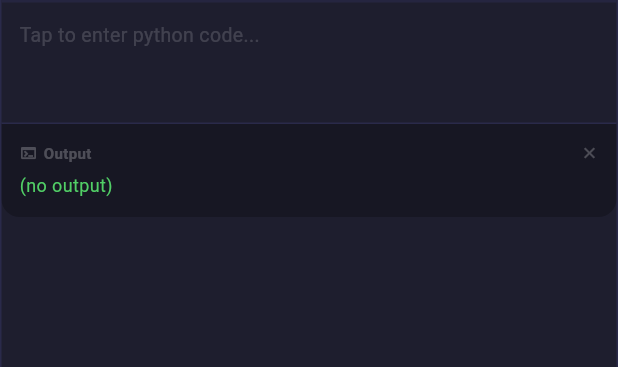
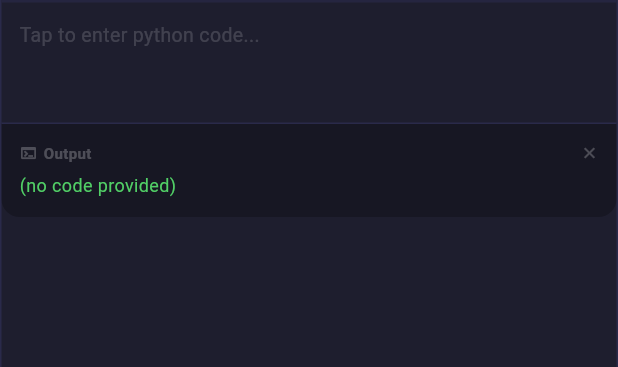
Before and after one commit to EmperorNumerius/NumeiusNotes, a Flutter app: the CodeBlockWidget widget shown alone on an empty page, opened directly with empty values, after a tap on "Run", on a phone screen of 412 x 824 dp. Shown: the part 56-423 px from the top of the screen. Run offline on Flutter 3.47's test engine with Material 3 defaults, Android fonts, the phone set to English and light mode, and no system bars; our stand-ins replace audioplayers, file_picker, flutter_highlight, speech_to_text; missing offline and left inert: flutter_math_fork, pdfrx, record; Roboto replaces fonts that are missing (Consolas, Segoe UI).

Commit message:
Improve code block autocomplete and multiline mock execution

```diff
--- a/lib/services/code_runner_service.dart
+++ b/lib/services/code_runner_service.dart
@@ -52,20 +52,43 @@ class CodeRunnerService {
   static Future<CodeResult> _mockExecute(String code, String language) async {
     await Future.delayed(const Duration(milliseconds: 500));
 
+    final trimmed = code.trim();
+    if (trimmed.isEmpty) {
+      return CodeResult(stdout: '(no code provided)', stderr: '', exitCode: 0);
+    }
+
     if (language == 'python') {
-      // Simple mock: detect print statements
-      final printRegex = RegExp(r'''print\((.*?)\)''');
-      final matches = printRegex.allMatches(code);
-      final output = matches.map((m) {
-        var arg = m.group(1) ?? '';
-        // Strip quotes
-        if ((arg.startsWith('"') && arg.endsWith('"')) ||
-            (arg.startsWith("'") && arg.endsWith("'"))) {
-          arg = arg.substring(1, arg.length - 1);
-        }
-        return arg;
-      }).join('\n');
-      return CodeResult(stdout: output.isEmpty ? '(no output)' : output, stderr: '', exitCode: 0);
+      return _mockPythonExecute(code);
+    }
+
+    if (language == 'javascript') {
+      final logRegex = RegExp(r'''console\.log\((.*?)\)''', multiLine: true);
+      final logs = logRegex
+          .allMatches(code)
+          .map((match) => _stripWrappedQuotes((match.group(1) ?? '').trim()))
+          .where((line) => line.isNotEmpty)
+          .toList();
+
+      return CodeResult(
+        stdout: logs.isEmpty ? '(no output)' : logs.join('\n'),
+        stderr: '',
+        exitCode: 0,
+      );
+    }
+
+    if (language == 'cpp') {
+      final coutRegex = RegExp(r'''cout\s*<<\s*(.*?)\s*;''', multiLine: true);
+      final lines = coutRegex
+          .allMatches(code)
+          .map((match) => _stripWrappedQuotes((match.group(1) ?? '').trim()))
+          .where((line) => line.isNotEmpty)
+          .toList();
+
+      return CodeResult(
+        stdout: lines.isEmpty ? '[Mock] C++ code parsed. No cout output found.' : lines.join('\n'),
+        stderr: '',
+        exitCode: 0,
+      );
     }
 
     return CodeResult(
@@ -73,6 +96,64 @@ class CodeRunnerService {
       stderr: '',
       exitCode: 0,
     );
+  }
+
+  static CodeResult _mockPythonExecute(String code) {
+    final variables = <String, String>{};
+    final output = <String>[];
+
+    final lines = code
+        .split('\n')
+        .map((line) => line.trim())
+        .where((line) => line.isNotEmpty && !line.startsWith('#'));
+
+    for (final line in lines) {
+      final assignment = RegExp(r'''^([a-zA-Z_]\w*)\s*=\s*(.+)$''').firstMatch(line);
+      if (assignment != null) {
+        final variable = assignment.group(1)!;
+        final valueExpr = assignment.group(2)!.trim();
+        variables[variable] = _resolvePythonValue(valueExpr, variables);
+        continue;
+      }
+
+      final printMatch = RegExp(r'''^print\((.*)\)$''').firstMatch(line);
+      if (printMatch != null) {
+        final expression = printMatch.group(1)?.trim() ?? '';
+        final resolved = _resolvePythonValue(expression, variables);
+        output.add(resolved);
+      }
+    }
+
+    return CodeResult(
+      stdout: output.isEmpty ? '(no output)' : output.join('\n'),
+      stderr: '',
+      exitCode: 0,
+    );
+  }
+
+  static String _resolvePythonValue(String expression, Map<String, String> variables) {
+    final raw = expression.trim();
+    if (raw.isEmpty) return '';
+
+    if (variables.containsKey(raw)) {
+      return variables[raw]!;
+    }
+
+    if (raw.contains('+')) {
+      final parts = raw.split('+').map((part) => part.trim()).toList();
+      return parts.map((part) => _resolvePythonValue(part, variables)).join();
+    }
+
+    return _stripWrappedQuotes(raw);
+  }
+
+  static String _stripWrappedQuotes(String value) {
+    final trimmed = value.trim();
+    if ((trimmed.startsWith('"') && trimmed.endsWith('"')) ||
+        (trimmed.startsWith("'") && trimmed.endsWith("'"))) {
+      return trimmed.substring(1, trimmed.length - 1);
+    }
+    return trimmed;
   }
 }
 
--- a/lib/widgets/code_block.dart
+++ b/lib/widgets/code_block.dart
@@ -26,6 +26,59 @@ class _CodeBlockWidgetState extends State<CodeBlockWidget> {
   bool _isRunning = false;
   bool _showOutput = false;
   bool _isEditing = false;
+
+  static const Map<String, List<String>> _languageSuggestions = {
+    'python': [
+      'print()',
+      'def',
+      'class',
+      'import',
+      'for',
+      'while',
+      'if',
+      'elif',
+      'else',
+      'return',
+      'len()',
+      'range()',
+      'list',
+      'dict',
+      'try',
+      'except',
+    ],
+    'javascript': [
+      'console.log()',
+      'function',
+      'const',
+      'let',
+      'var',
+      'if',
+      'else',
+      'for',
+      'while',
+      'return',
+      'async',
+      'await',
+      'Array',
+      'Object',
+      'map()',
+      'filter()',
+    ],
+    'cpp': [
+      '#include <iostream>',
+      'int main()',
+      'std::cout <<',
+      'std::cin >>',
+      'if',
+      'else',
+      'for',
+      'while',
+      'return 0;',
+      'std::vector',
+      'std::string',
+      'using namespace std;',
+    ],
+  };
 
   @override
   void initState() {
@@ -184,9 +237,64 @@ class _CodeBlockWidgetState extends State<CodeBlockWidget> {
                 ? Container(
                     constraints: const BoxConstraints(minHeight: 80),
                     padding: const EdgeInsets.all(12),
-                    child: TextField(
-                      controller: _controller,
+                    child: RawAutocomplete<String>(
+                      textEditingController: _controller,
+                      optionsBuilder: (textEditingValue) {
+                        final input = textEditingValue.text;
+                        final cursorIndex = textEditingValue.selection.baseOffset;
+                        if (input.isEmpty || cursorIndex < 0) {
+                          return const Iterable<String>.empty();
+                        }
+
+                        final prefixText = input.substring(0, cursorIndex);
+                        final token = prefixText.split(RegExp(r'[\s\(\)\{\}\[\],;]')).last;
+                        if (token.isEmpty) {
+                          return const Iterable<String>.empty();
+                        }
+
+                        final suggestions =
+                            _languageSuggestions[widget.block.language] ?? const [];
+                        return suggestions.where(
+                          (option) => option.toLowerCase().startsWith(token.toLowerCase()),
+                        );
+                      },
+                      onSelected: (selection) {
+                        final currentText = _controller.text;
+                        final selectionRange = _controller.selection;
+                        if (!selectionRange.isValid) {
+                          _controller.text = '$currentText$selection';
+                          _controller.selection = TextSelection.collapsed(
+                            offset: _controller.text.length,
+                          );
+                          widget.onChanged?.call(_controller.text);
+                          return;
+                        }
+
+                        final cursorIndex = selectionRange.baseOffset;
+                        final prefixText = currentText.substring(0, cursorIndex);
+                        final suffixText = currentText.substring(cursorIndex);
+                        final token =
+                            prefixText.split(RegExp(r'[\s\(\)\{\}\[\],;]')).last;
+                        final tokenStart = cursorIndex - token.length;
+                        final newText =
+                            '${currentText.substring(0, tokenStart)}$selection$suffixText';
+
+                        _controller.value = TextEditingValue(
+                          text: newText,
+                          selection: TextSelection.collapsed(
+                            offset: tokenStart + selection.length,
+                          ),
+                        );
+                        widget.onChanged?.call(_controller.text);
+                      },
+                      fieldViewBuilder:
+                          (context, textEditingController, focusNode, onFieldSubmitted) {
+                        return TextField(
+                          controller: textEditingController,
+                          focusNode: focusNode,
                           maxLines: null,
+                          keyboardType: TextInputType.multiline,
+                          textInputAction: TextInputAction.newline,
                           autofocus: true,
                           onChanged: (v) => widget.onChanged?.call(v),
                           onTapOutside: (_) =>
@@ -204,6 +312,46 @@ class _CodeBlockWidgetState extends State<CodeBlockWidget> {
                             isDense: true,
                             contentPadding: EdgeInsets.zero,
                           ),
+                        );
+                      },
+                      optionsViewBuilder: (context, onSelected, options) {
+                        return Align(
+                          alignment: Alignment.topLeft,
+                          child: Material(
+                            color: const Color(0xFF252540),
+                            elevation: 6,
+                            borderRadius: BorderRadius.circular(8),
+                            child: ConstrainedBox(
+                              constraints: const BoxConstraints(maxHeight: 180, maxWidth: 260),
+                              child: ListView.builder(
+                                padding: EdgeInsets.zero,
+                                shrinkWrap: true,
+                                itemCount: options.length,
+                                itemBuilder: (context, index) {
+                                  final option = options.elementAt(index);
+                                  return InkWell(
+                                    onTap: () => onSelected(option),
+                                    child: Padding(
+                                      padding: const EdgeInsets.symmetric(
+                                        horizontal: 10,
+                                        vertical: 8,
+                                      ),
+                                      child: Text(
+                                        option,
+                                        style: const TextStyle(
+                                          color: Colors.white,
+                                          fontSize: 12,
+                                          fontFamily: 'Consolas',
+                                        ),
+                                      ),
+                                    ),
+                                  );
+                                },
+                              ),
+                            ),
+                          ),
+                        );
+                      },
                     ),
                   )
                 : Container(
```
Lines whose indentation alone changed are shown as unchanged.
